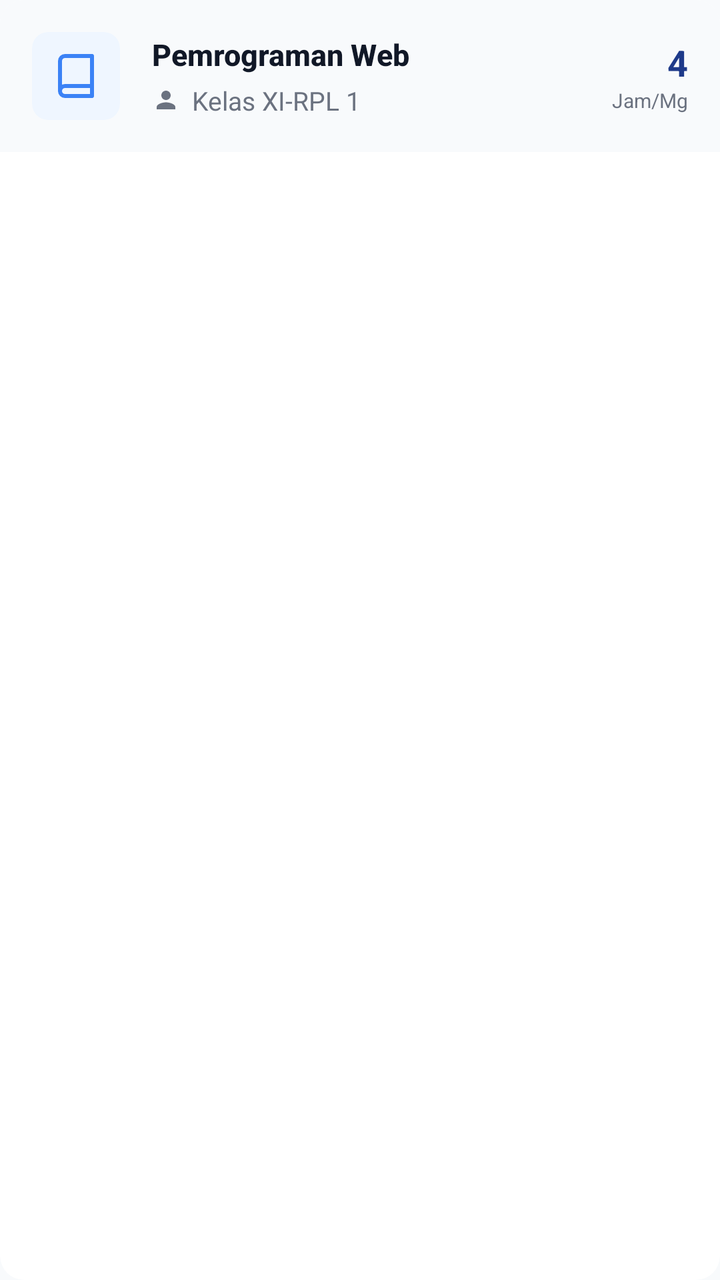
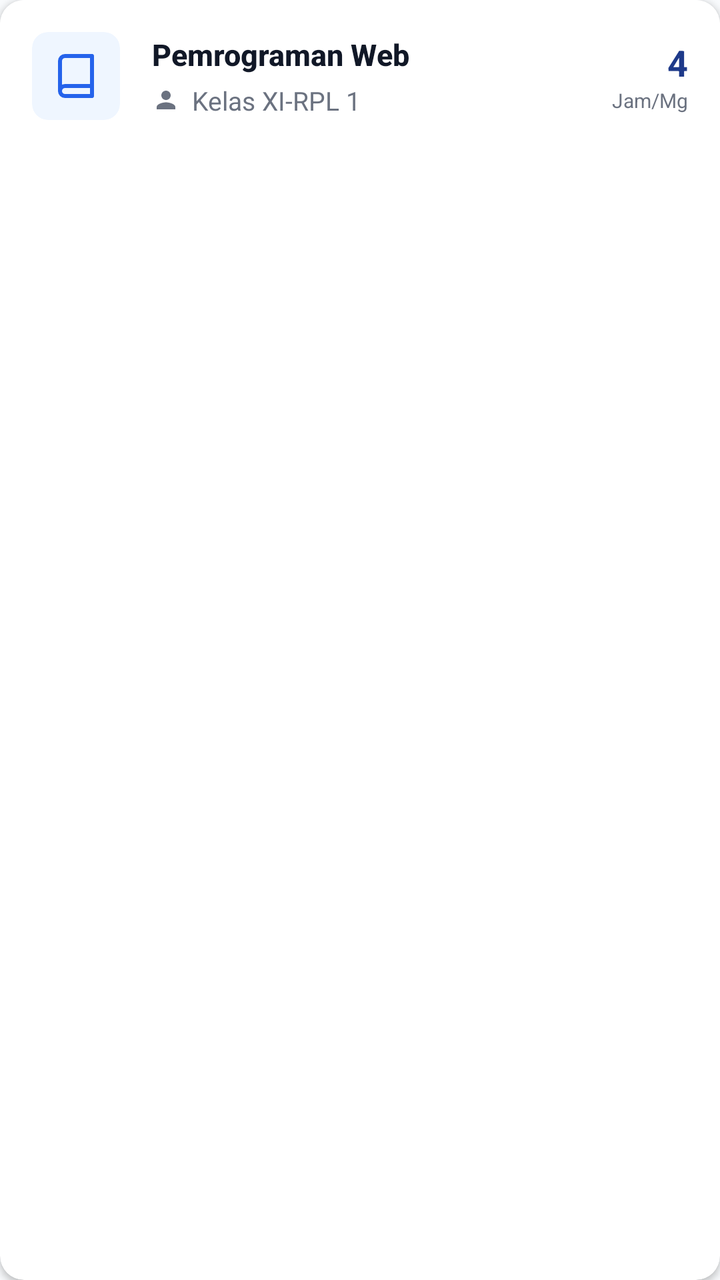

Before-and-after screenshots of an Android layout around one commit, followed by the original layout XML and the change that was made.
<!-- AndroidManifest.xml: application theme Theme.MarijanCBT -->
<!-- res/layout/item_mapel_diampu.xml -->
<?xml version="1.0" encoding="utf-8"?>
<androidx.cardview.widget.CardView xmlns:android="http://schemas.android.com/apk/res/android"
    xmlns:app="http://schemas.android.com/apk/res-auto"
    android:layout_width="match_parent"
    android:layout_height="wrap_content"
    android:layout_marginBottom="12dp"
    app:cardCornerRadius="12dp"
    app:cardElevation="0dp">

    
    <LinearLayout
        android:layout_width="match_parent"
        android:layout_height="wrap_content"
        android:orientation="horizontal"
        android:gravity="center_vertical"
        android:padding="16dp"
        android:background="#F8FAFC">

        
        <androidx.cardview.widget.CardView
            android:layout_width="44dp"
            android:layout_height="44dp"
            app:cardCornerRadius="8dp"
            app:cardElevation="0dp"
            app:cardBackgroundColor="#EFF6FF"
            android:layout_marginEnd="16dp">
            
            <ImageView
                android:layout_width="24dp"
                android:layout_height="24dp"
                android:layout_gravity="center"
                android:src="@drawable/ic_modern_materi"
                app:tint="#3B82F6" />
        </androidx.cardview.widget.CardView>

        
        <LinearLayout
            android:layout_width="0dp"
            android:layout_height="wrap_content"
            android:layout_weight="1"
            android:orientation="vertical">
            <TextView
                android:id="@+id/tvNamaMapel"
                android:layout_width="wrap_content"
                android:layout_height="wrap_content"
                android:text="Pemrograman Web"
                android:textColor="#111827"
                android:textSize="15sp"
                android:textStyle="bold"
                android:fontFamily="sans-serif-medium"
                android:layout_marginBottom="4dp" />
                
            <LinearLayout
                android:layout_width="wrap_content"
                android:layout_height="wrap_content"
                android:orientation="horizontal"
                android:gravity="center_vertical">
                <ImageView
                    android:layout_width="14dp"
                    android:layout_height="14dp"
                    android:src="@drawable/ic_modern_profile"
                    app:tint="#6B7280"
                    android:layout_marginEnd="6dp"/>
                <TextView
                    android:id="@+id/tvNamaKelas"
                    android:layout_width="wrap_content"
                    android:layout_height="wrap_content"
                    android:text="Kelas XI-RPL 1"
                    android:textColor="#6B7280"
                    android:textSize="13sp" />
            </LinearLayout>
        </LinearLayout>

        
        <LinearLayout
            android:layout_width="wrap_content"
            android:layout_height="wrap_content"
            android:orientation="vertical"
            android:gravity="end">
            <TextView
                android:id="@+id/tvTotalJam"
                android:layout_width="wrap_content"
                android:layout_height="wrap_content"
                android:text="4"
                android:textColor="#1E3A8A"
                android:textSize="18sp"
                android:textStyle="bold" />
            <TextView
                android:layout_width="wrap_content"
                android:layout_height="wrap_content"
                android:text="Jam/Mg"
                android:textColor="#6B7280"
                android:textSize="10sp" />
        </LinearLayout>
    </LinearLayout>
</androidx.cardview.widget.CardView>
<!-- resources referenced by this layout -->
<resources>
  <!-- drawable ic_modern_materi (drawable) -->
  <vector xmlns:android="http://schemas.android.com/apk/res/android" android:width="24dp" android:height="24dp" android:viewportWidth="24" android:viewportHeight="24">
    <path android:fillColor="#00000000" android:strokeColor="#9333EA" android:strokeWidth="2" android:strokeLineCap="round" android:strokeLineJoin="round" android:pathData="M4 19.5A2.5 2.5 0 0 1 6.5 17H20 M6.5 2H20v20H6.5A2.5 2.5 0 0 1 4 19.5v-15A2.5 2.5 0 0 1 6.5 2z"/>
  </vector>
  <!-- drawable ic_modern_profile (drawable) -->
  <vector xmlns:android="http://schemas.android.com/apk/res/android"
      android:width="24dp"
      android:height="24dp"
      android:viewportWidth="24"
      android:viewportHeight="24">
    <path
        android:fillColor="@android:color/white"
        android:pathData="M12,12c2.21,0 4,-1.79 4,-4s-1.79,-4 -4,-4 -4,1.79 -4,4 1.79,4 4,4zM12,14c-2.67,0 -8,1.34 -8,4v2h16v-2c0,-2.66 -5.33,-4 -8,-4z"/>
  </vector>
  <style name="Theme.MarijanCBT" parent="Theme.AppCompat.Light.NoActionBar">
          <item name="android:windowLightStatusBar">true</item>
          <item name="android:statusBarColor">#FFFFFF</item>
          <item name="android:windowBackground">#F8FAFC</item>
          <item name="android:windowAnimationStyle">@style/WindowAnimation.Smooth</item>
      </style>
  <style name="WindowAnimation.Smooth" parent="@android:style/Animation.Activity">
          <item name="android:activityOpenEnterAnimation">@anim/fade_in_smooth</item>
          <item name="android:activityOpenExitAnimation">@anim/stay_smooth</item>
          <item name="android:activityCloseEnterAnimation">@anim/stay_smooth</item>
          <item name="android:activityCloseExitAnimation">@anim/fade_out_smooth</item>
          <item name="android:taskOpenEnterAnimation">@anim/fade_in_smooth</item>
          <item name="android:taskOpenExitAnimation">@anim/stay_smooth</item>
          <item name="android:taskCloseEnterAnimation">@anim/stay_smooth</item>
          <item name="android:taskCloseExitAnimation">@anim/fade_out_smooth</item>
          <item name="android:taskToFrontEnterAnimation">@anim/fade_in_smooth</item>
          <item name="android:taskToFrontExitAnimation">@anim/stay_smooth</item>
          <item name="android:taskToBackEnterAnimation">@anim/stay_smooth</item>
          <item name="android:taskToBackExitAnimation">@anim/fade_out_smooth</item>
      </style>
</resources>

<!-- the commit's change to res/layout/item_mapel_diampu.xml (unified diff, before → after) -->
@@ -5,7 +5,7 @@
     android:layout_height="wrap_content"
     android:layout_marginBottom="12dp"
     app:cardCornerRadius="12dp"
-    app:cardElevation="0dp">
+    app:cardElevation="2dp">
 
     
     <LinearLayout
@@ -14,7 +14,7 @@
         android:orientation="horizontal"
         android:gravity="center_vertical"
         android:padding="16dp"
-        android:background="#F8FAFC">
+        android:background="#FFFFFF">
 
         
         <androidx.cardview.widget.CardView
@@ -30,7 +30,7 @@
                 android:layout_height="24dp"
                 android:layout_gravity="center"
                 android:src="@drawable/ic_modern_materi"
-                app:tint="#3B82F6" />
+                app:tint="#2563EB" />
         </androidx.cardview.widget.CardView>
 
         
